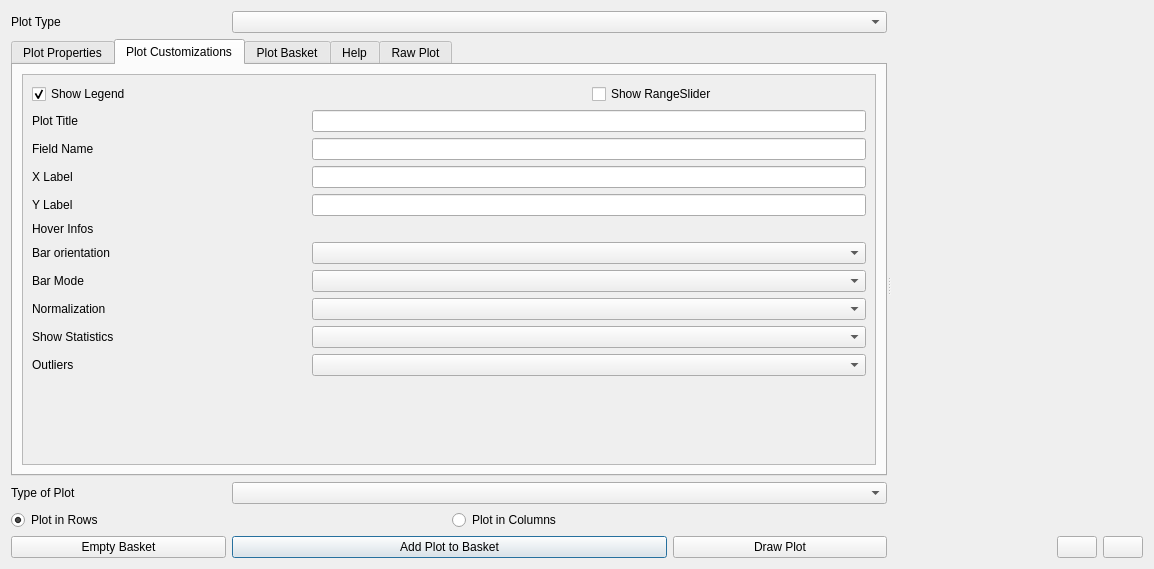
The window that ui/data_plotly_dialog_base.ui (ghtmtt/DataPlotly) describes before a commit, drawn with Qt 5.
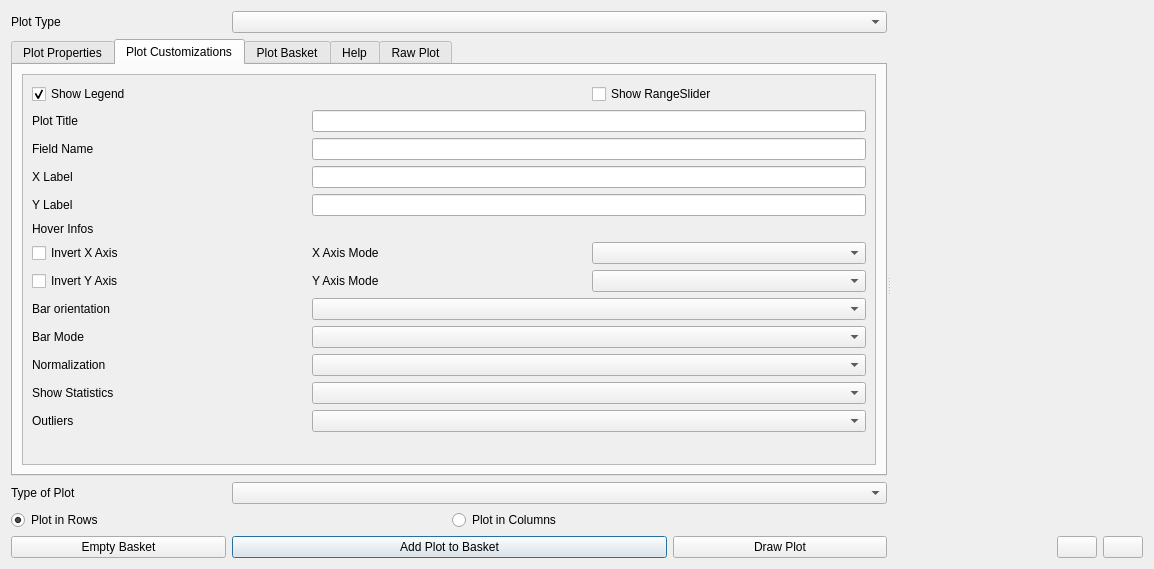
The same window after the commit. The open tabs and pages were chosen to show the change. Custom widgets are drawn as their Qt base class.

The edit to the form file:
```diff
--- a/ui/data_plotly_dialog_base.ui
+++ b/ui/data_plotly_dialog_base.ui
@@ -424,8 +424,8 @@
                <rect>
                 <x>0</x>
                 <y>0</y>
-                <width>750</width>
-                <height>413</height>
+                <width>819</width>
+                <height>491</height>
                </rect>
               </property>
               <layout class="QGridLayout" name="gridLayout_5">
@@ -435,14 +435,14 @@
                <item row="3" column="1" colspan="2">
                 <widget class="QLineEdit" name="x_axis_title"/>
                </item>
-               <item row="8" column="0">
+               <item row="10" column="0">
                 <widget class="QLabel" name="bar_mode_lab">
                  <property name="text">
                   <string>Bar Mode</string>
                  </property>
                 </widget>
                </item>
-               <item row="8" column="1" colspan="2">
+               <item row="10" column="1" colspan="2">
                 <widget class="QComboBox" name="bar_mode_combo"/>
                </item>
                <item row="0" column="0">
@@ -458,7 +458,7 @@
                <item row="4" column="1" rowspan="2" colspan="2">
                 <widget class="QLineEdit" name="y_axis_title"/>
                </item>
-               <item row="12" column="0" colspan="3">
+               <item row="14" column="0" colspan="3">
                 <spacer name="verticalSpacer_2">
                  <property name="orientation">
                   <enum>Qt::Vertical</enum>
@@ -471,24 +471,24 @@
                  </property>
                 </spacer>
                </item>
-               <item row="7" column="0">
+               <item row="9" column="0">
                 <widget class="QLabel" name="orientation_label">
                  <property name="text">
                   <string>Bar orientation</string>
                  </property>
                 </widget>
                </item>
-               <item row="7" column="1" colspan="2">
+               <item row="9" column="1" colspan="2">
                 <widget class="QComboBox" name="orientation_combo"/>
                </item>
-               <item row="10" column="0">
+               <item row="12" column="0">
                 <widget class="QLabel" name="box_statistic_label">
                  <property name="text">
                   <string>Show Statistics</string>
                  </property>
                 </widget>
                </item>
-               <item row="10" column="1" colspan="2">
+               <item row="12" column="1" colspan="2">
                 <widget class="QComboBox" name="box_statistic_combo"/>
                </item>
                <item row="1" column="0">
@@ -512,14 +512,14 @@
                  </property>
                 </widget>
                </item>
-               <item row="11" column="0">
+               <item row="13" column="0">
                 <widget class="QLabel" name="outliers_label">
                  <property name="text">
                   <string>Outliers</string>
                  </property>
                 </widget>
                </item>
-               <item row="11" column="1" colspan="2">
+               <item row="13" column="1" colspan="2">
                 <widget class="QComboBox" name="outliers_combo"/>
                </item>
                <item row="2" column="0">
@@ -539,14 +539,14 @@
                  </property>
                 </widget>
                </item>
-               <item row="9" column="0">
+               <item row="11" column="0">
                 <widget class="QLabel" name="hist_norm_label">
                  <property name="text">
                   <string>Normalization</string>
                  </property>
                 </widget>
                </item>
-               <item row="9" column="1" colspan="2">
+               <item row="11" column="1" colspan="2">
                 <widget class="QComboBox" name="hist_norm_combo"/>
                </item>
                <item row="6" column="0">
@@ -559,6 +559,40 @@
                <item row="6" column="1" colspan="2">
                 <widget class="QgsFieldExpressionWidget" name="info_combo"/>
                </item>
+               <item row="7" column="0">
+                <widget class="QCheckBox" name="invert_x_check">
+                 <property name="text">
+                  <string>Invert X Axis</string>
+                 </property>
+                </widget>
+               </item>
+               <item row="8" column="0">
+                <widget class="QCheckBox" name="invert_y_check">
+                 <property name="text">
+                  <string>Invert Y Axis</string>
+                 </property>
+                </widget>
+               </item>
+               <item row="7" column="1">
+                <widget class="QLabel" name="x_axis_mode_label">
+                 <property name="text">
+                  <string>X Axis Mode</string>
+                 </property>
+                </widget>
+               </item>
+               <item row="7" column="2">
+                <widget class="QComboBox" name="x_axis_mode_combo"/>
+               </item>
+               <item row="8" column="1">
+                <widget class="QLabel" name="y_axis_mode_label">
+                 <property name="text">
+                  <string>Y Axis Mode</string>
+                 </property>
+                </widget>
+               </item>
+               <item row="8" column="2">
+                <widget class="QComboBox" name="y_axis_mode_combo"/>
+               </item>
               </layout>
              </widget>
             </widget>
```
Left out of the diff: 90 changed lines with no effect on the pictures.
